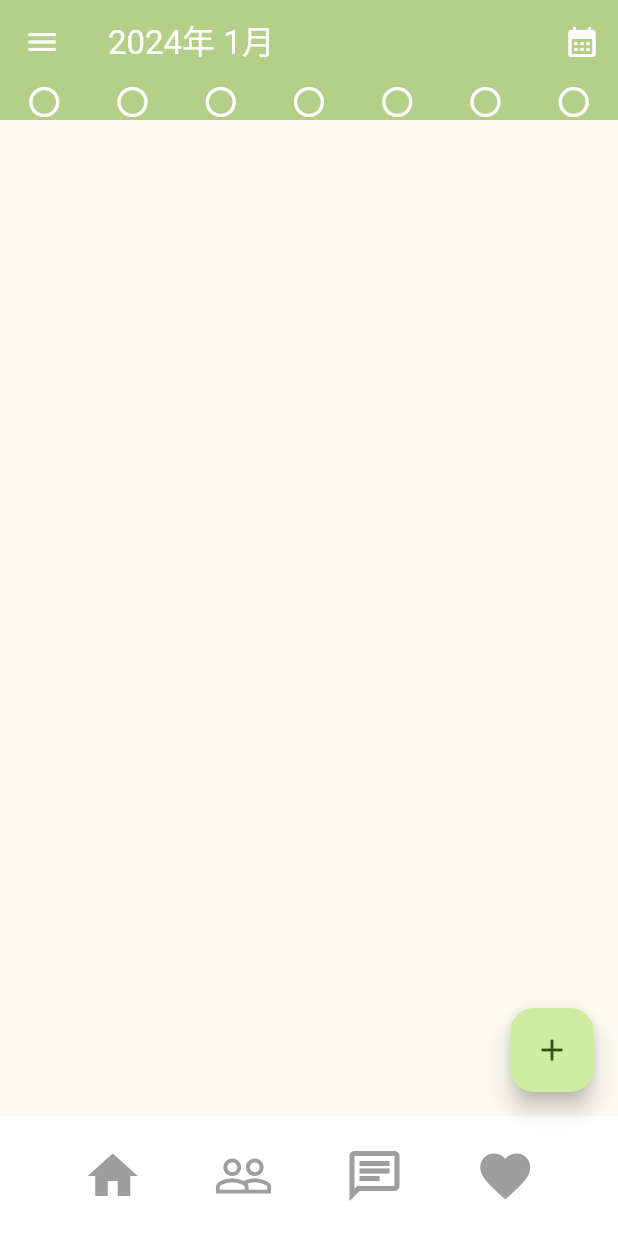
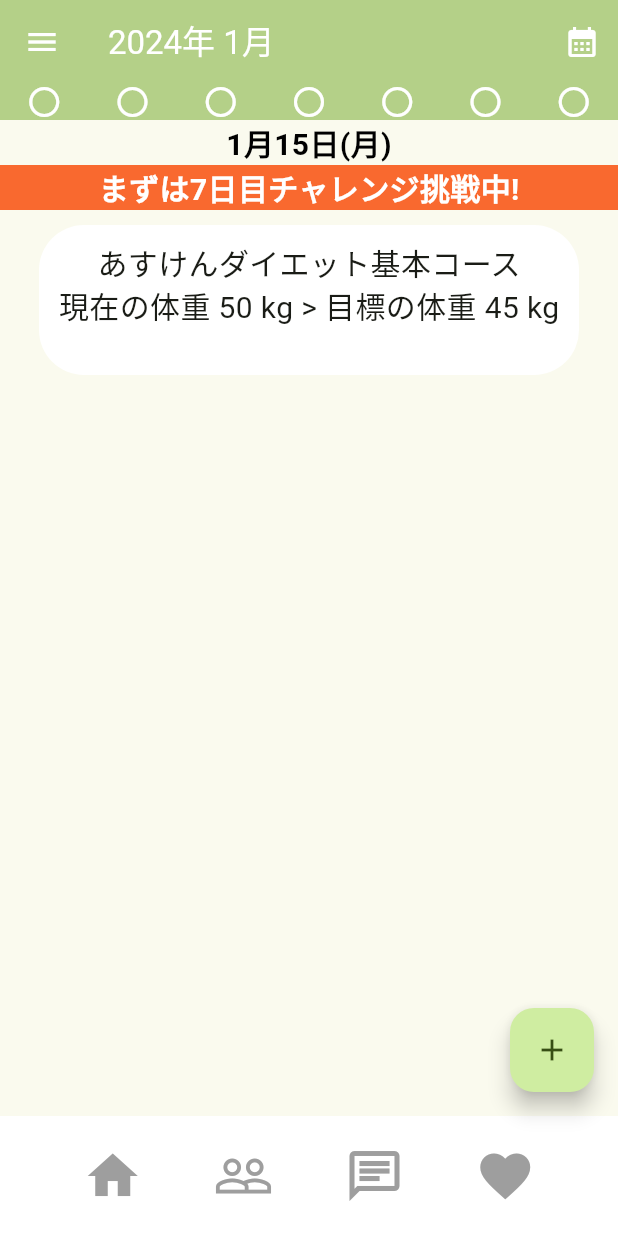
Before and after one commit to sashapivovarova/askenclone, a Flutter app: the screen it shows after launch, on a phone screen of 412 x 824 dp. Run offline on Flutter 3.47's test engine with Material 3 defaults, Android fonts, the phone set to English and light mode, and no system bars.

Commit message:
body の追加

```diff
--- a/lib/widget/body.dart
+++ b/lib/widget/body.dart
@@ -5,10 +5,92 @@
 
   @override
   Widget build(BuildContext context) {
-    return const Center(
+    return Center(
       child: Column(
-        mainAxisAlignment: MainAxisAlignment.center,
-        children: <Widget>[],
+        children: [
+          Column(
+            mainAxisAlignment: MainAxisAlignment.center,
+            children: [
+              Container(
+                alignment: Alignment.center,
+                height: 30,
+                child: const Text(
+                  '1月15日(月)',
+                  style: TextStyle(
+                    color: Colors.black,
+                    fontSize: 20,
+                    fontWeight: FontWeight.w600,
+                  ),
+                ),
+              ),
+              Container(
+                alignment: Alignment.center,
+                color: const Color(0xfff9692f),
+                child: const Text(
+                  'まずは7日目チャレンジ挑戦中!',
+                  style: TextStyle(
+                    color: Colors.white,
+                    fontSize: 20,
+                    fontWeight: FontWeight.w600,
+                  ),
+                ),
+              ),
+            ],
+          ),
+          const Padding(
+            padding: EdgeInsets.symmetric(
+              vertical: 5,
+            ),
+          ),
+          SingleChildScrollView(
+            scrollDirection: Axis.horizontal,
+            child: Container(
+              child: Column(
+                children: [
+                  Container(
+                    height: 100,
+                    width: 360,
+                    decoration: BoxDecoration(
+                      color: Colors.white,
+                      borderRadius: BorderRadius.circular(30),
+                    ),
+                    child: const Column(
+                      children: [
+                        Padding(
+                          padding: EdgeInsets.symmetric(
+                            vertical: 5,
+                          ),
+                        ),
+                        Row(
+                          mainAxisAlignment: MainAxisAlignment.center,
+                          children: [
+                            Text(
+                              "あすけんダイエット基本コース",
+                              style: TextStyle(
+                                fontSize: 20,
+                              ),
+                            ),
+                          ],
+                        ),
+                        Row(
+                          mainAxisAlignment: MainAxisAlignment.center,
+                          children: [
+                            Text(
+                              "現在の体重 50 kg > 目標の体重 45 kg",
+                              style: TextStyle(
+                                fontSize: 20,
+                              ),
+                            ),
+                          ],
+                        )
+                      ],
+                    ),
+                  ),
+                ],
+              ),
+            ),
+          ),
+        ],
       ),
     );
   }
```
